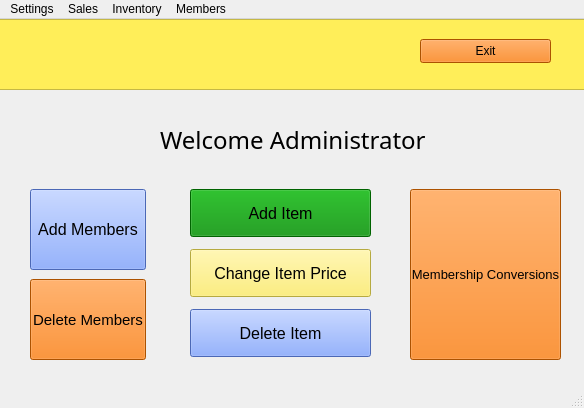
Old version of the form admin.ui in the repository P4TOO/BulkClub-System.
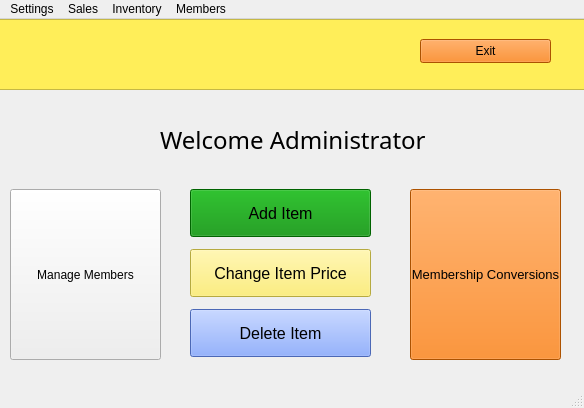
New version of the form. Icons and pictures are not drawn.

Commit message: connected the exit button, replaced manage members function in dropdown menu w/ big button on main window

```diff
--- a/admin.ui
+++ b/admin.ui
@@ -101,27 +101,6 @@
      <string>Delete Item</string>
     </property>
    </widget>
-   <widget class="QPushButton" name="deleteMembers">
-    <property name="geometry">
-     <rect>
-      <x>30</x>
-      <y>260</y>
-      <width>116</width>
-      <height>81</height>
-     </rect>
-    </property>
-    <property name="font">
-     <font>
-      <pointsize>11</pointsize>
-     </font>
-    </property>
-    <property name="styleSheet">
-     <string notr="true">background-color: rgb(241, 115, 0)</string>
-    </property>
-    <property name="text">
-     <string>Delete Members</string>
-    </property>
-   </widget>
    <widget class="QLabel" name="label">
     <property name="geometry">
      <rect>
@@ -162,30 +141,6 @@
      <string>Add Item</string>
     </property>
    </widget>
-   <widget class="QPushButton" name="addMembers">
-    <property name="geometry">
-     <rect>
-      <x>30</x>
-      <y>170</y>
-      <width>116</width>
-      <height>81</height>
-     </rect>
-    </property>
-    <property name="font">
-     <font>
-      <pointsize>12</pointsize>
-     </font>
-    </property>
-    <property name="autoFillBackground">
-     <bool>false</bool>
-    </property>
-    <property name="styleSheet">
-     <string notr="true">background-color: rgb(105, 146, 255)</string>
-    </property>
-    <property name="text">
-     <string>Add Members</string>
-    </property>
-   </widget>
    <widget class="QPushButton" name="membershipConversions">
     <property name="geometry">
      <rect>
@@ -207,6 +162,22 @@
      <string>Membership Conversions</string>
     </property>
    </widget>
+   <widget class="QPushButton" name="manageMembersPushButton">
+    <property name="enabled">
+     <bool>true</bool>
+    </property>
+    <property name="geometry">
+     <rect>
+      <x>10</x>
+      <y>170</y>
+      <width>151</width>
+      <height>171</height>
+     </rect>
+    </property>
+    <property name="text">
+     <string>Manage Members</string>
+    </property>
+   </widget>
   </widget>
   <widget class="QMenuBar" name="menubar">
    <property name="geometry">
```
Left out of the diff: 3 changed lines with no effect on the pictures. The commit also changes 2 other files.
